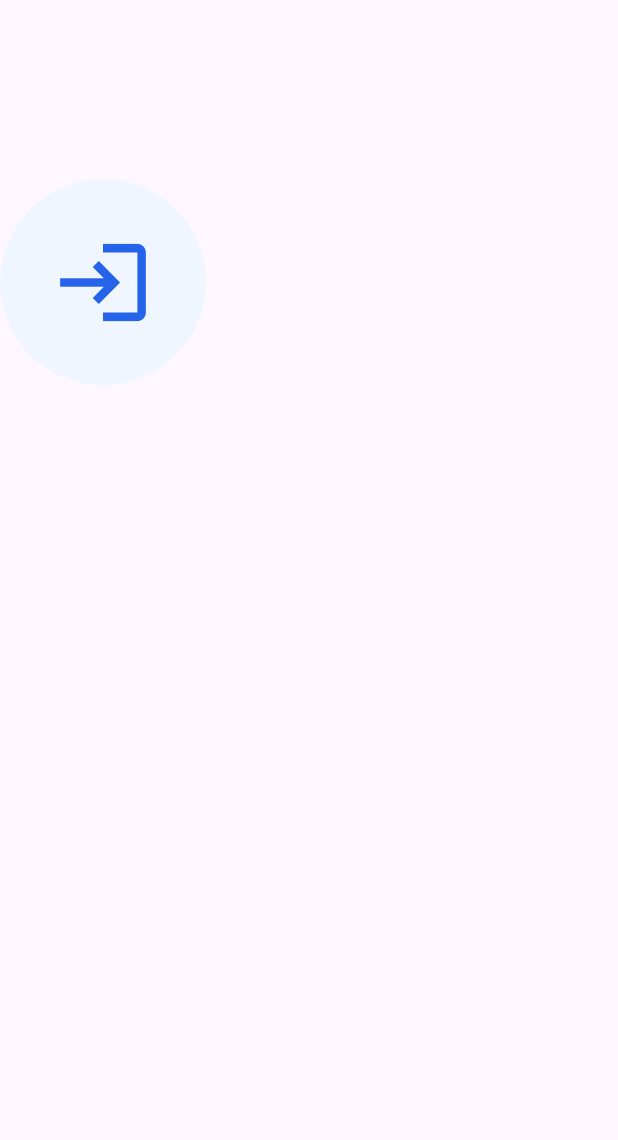
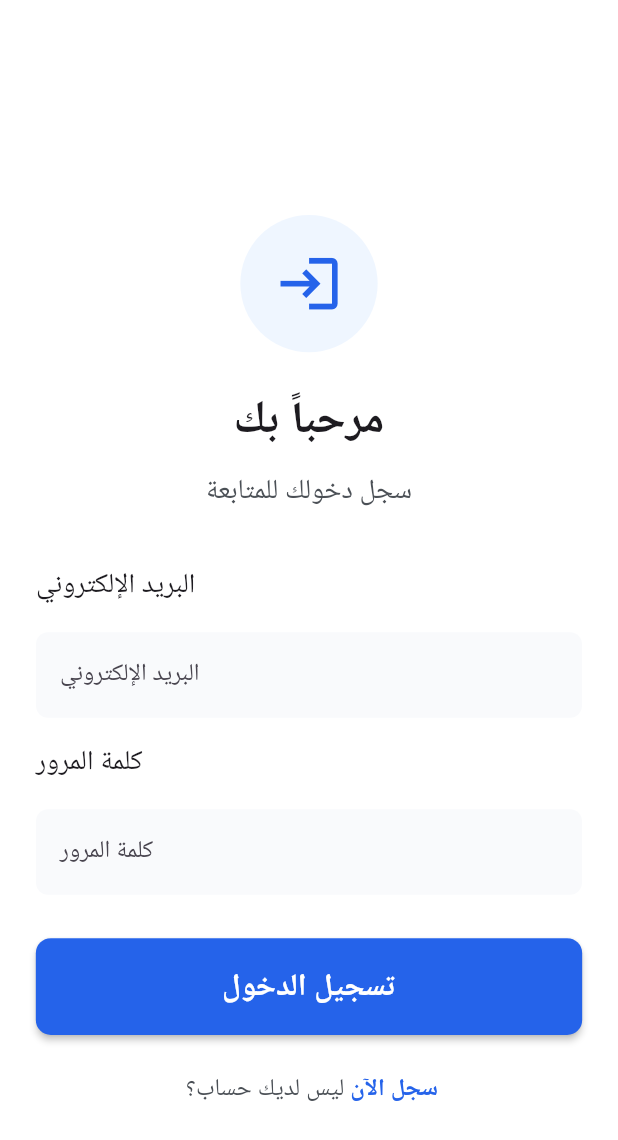
Before and after one commit to gerges46/smart_wash, a Flutter app: the screen it shows after launch, on a phone screen of 412 x 824 dp. Shown: the top 1140 px of the screen. Run offline on Flutter 3.47's test engine with Material 3 defaults, Android fonts, the phone set to English and light mode, and no system bars; our stand-ins replace dio, flutter_screenutil.

Commit message:
Enhance login view with new UI components, add custom button and text form field, and update color and string constants

```diff
--- /dev/null
+++ b/devtools_options.yaml
@@ -0,0 +1,3 @@
+description: This file stores settings for Dart & Flutter DevTools.
+documentation: https://docs.flutter.dev/tools/devtools/extensions#configure-extension-enablement-states
+extensions:
--- a/lib/core/constants/app_color.dart
+++ b/lib/core/constants/app_color.dart
@@ -1,8 +1,14 @@
 import 'dart:ui';
+
+import 'package:flutter/material.dart';
 
 class AppColor {
   static const circleAvatarIconColor = Color(0xffEFF6FF);
   static const loginButtonColor=Color(0xff2563EA);
   static const fillFiledColor=Color(0xffF9FAFC);
   static const hintTextColor=Color(0xffA3AAB2);
+  static const scaffoldBackgroundColor=Color(0xffFFFFFF);
+  static const loginHintTextColor=Color(0xffAEB7BC);
+  static const textfiledColor=Color(0xff4B5056);
+
 }
--- a/lib/core/constants/app_strings.dart
+++ b/lib/core/constants/app_strings.dart
@@ -1,3 +1,12 @@
 class AppStrings {
   static const String noRouteFound = "No Route Found";
+  static const String welcomeText="مرحباً بك";
+  static const String welcomeSubText="سجل دخولك للمتابعة";
+  static const String loginText="تسجيل الدخول";
+  static const String dontHaveAccount="ليس لديك حساب؟ ";
+  static const String loginKnow="سجل الآن ";
+  static const String filedEmailText="البريد الإلكتروني";
+  static const String filedPasswordText="كلمة المرور";
+  static const String forgotPasswordText="هل نسيت كلمة المرور؟";
+
 }
--- /dev/null
+++ b/lib/core/widgets/custom_button.dart
@@ -0,0 +1,42 @@
+
+import 'package:flutter/material.dart';
+import 'package:flutter_screenutil/flutter_screenutil.dart';
+import 'package:smart_clean/core/constants/value_manager.dart';
+
+
+
+
+class CustomButton extends StatelessWidget {
+  const CustomButton({
+    super.key,
+    required this.title,
+    required this.color,
+    this.onPressed,
+    required this.textColor, this.padding,
+  });
+  final String title;
+  final Color color;
+  final Color textColor;
+    final EdgeInsetsGeometry? padding;
+  final void Function()? onPressed;
+  @override
+  Widget build(BuildContext context) {
+    return Padding(
+      padding:padding?? EdgeInsets.symmetric(horizontal: AppPadding.p20.h),
+      child: MaterialButton(
+        shape: RoundedRectangleBorder(
+          borderRadius: BorderRadius.circular(AppSize.s10), // Rounded edges
+        ),
+        minWidth: double.infinity, // Set button width
+        height: 54.h,
+        color: color,
+        onPressed: onPressed,
+        child: Text(title, style: TextStyle(
+          color: textColor,
+          fontSize: AppSize.s18.sp,
+          fontWeight: FontWeight.bold,
+        ),),
+      ),
+    );
+  }
+}
--- /dev/null
+++ b/lib/core/widgets/custom_text_form_filed.dart
@@ -0,0 +1,104 @@
+
+import 'package:flutter/material.dart';
+import 'package:flutter_screenutil/flutter_screenutil.dart';
+import 'package:smart_clean/core/constants/app_color.dart';
+import 'package:smart_clean/core/constants/value_manager.dart';
+
+
+class CustomTextFormField extends StatelessWidget {
+  const CustomTextFormField({
+    super.key,
+    this.hint,
+    required this.controller,
+    this.onSaved,
+    this.onChanged,
+    this.isSecure,
+    this.maxLength,
+    this.prefixIcon,
+    this.suffixIcon,
+    this.validator,
+    this.radius,
+    this.isEmail = false,
+    this.verticalPadding,
+    this.keyboardType,
+    this.onTap,
+    this.readOnly = false,
+  });
+
+  final String? hint;
+  final TextEditingController controller;
+  final void Function(String?)? onSaved;
+  final void Function(String)? onChanged;
+  final bool? isSecure;
+  final int? maxLength;
+  final IconButton? prefixIcon;
+  final IconButton? suffixIcon;
+  final String? Function(String?)? validator;
+  final BorderRadius? radius;
+  final bool isEmail;
+  final double? verticalPadding;
+  final TextInputType? keyboardType;
+  final void Function()? onTap;
+  final bool readOnly;
+
+  @override
+  Widget build(BuildContext context) {
+    return Padding(
+      padding: EdgeInsets.symmetric(
+        horizontal: AppPadding.p24,
+        vertical: verticalPadding ?? AppPadding.p17,
+      ),
+      child: Directionality(
+        textDirection: TextDirection.ltr,
+        child: TextFormField(
+          onTap: onTap,
+          readOnly: readOnly,
+          keyboardType: keyboardType,
+          maxLength: maxLength,
+          obscureText: isSecure ?? false,
+          controller: controller,
+          onSaved: onSaved,
+          validator: (data) {
+            String value = controller.text.trim();
+
+            if (value.isEmpty) return "$hint لا يجب أن يكون فارغًا!";
+
+
+
+            // ✅ شرط الإيميل
+            if (isEmail && (!value.contains('@') || !value.endsWith('.com'))) {
+              return "'.com' يجب أن يحتوي البريد الإلكتروني على '@' وينتهي بـ ";
+            }
+
+            return null;
+          },
+          onChanged: onChanged,
+          maxLines: isSecure == true ? 1 : maxLength, // ✅ فقط 3 أسطر كحد أقصى
+          decoration: InputDecoration(
+            hintText: hint,
+            hintStyle: TextStyle(
+              // color: AppColor.hintTextColor,
+              fontSize: AppSize.s14.sp,
+            ),
+            prefixIcon: prefixIcon,
+            suffixIcon: suffixIcon,
+            border: OutlineInputBorder(
+              borderSide: BorderSide(color: Colors.transparent),
+              borderRadius: radius ?? BorderRadius.circular(AppSize.s8),
+            ),
+            filled: true,
+            fillColor:AppColor.fillFiledColor,
+            enabledBorder: OutlineInputBorder(
+              borderSide: BorderSide(color: Colors.transparent),
+              borderRadius: radius ?? BorderRadius.circular(AppSize.s8),
+            ),
+            focusedBorder: OutlineInputBorder(
+              borderSide: BorderSide(color: Colors.transparent),
+              borderRadius: radius ?? BorderRadius.circular(AppSize.s8),
+            ),
+          ),
+        ),
+      ),
+    );
+  }
+}
--- a/lib/features/auth/views/login_view.dart
+++ b/lib/features/auth/views/login_view.dart
@@ -1,7 +1,10 @@
 import 'package:flutter/material.dart';
 import 'package:flutter_screenutil/flutter_screenutil.dart';
 import 'package:smart_clean/core/constants/app_color.dart';
+import 'package:smart_clean/core/constants/app_strings.dart';
 import 'package:smart_clean/core/constants/value_manager.dart';
+import 'package:smart_clean/core/widgets/custom_button.dart';
+import 'package:smart_clean/core/widgets/custom_text_form_filed.dart';
 
 class LoginView extends StatelessWidget {
   const LoginView({super.key});
@@ -9,20 +12,112 @@ class LoginView extends StatelessWidget {
   @override
   Widget build(BuildContext context) {
     return Scaffold(
-      body: Column(
+      backgroundColor: AppColor.scaffoldBackgroundColor,
+      body: SingleChildScrollView(
+        child: Column(
           children: [
-          SizedBox(height: AppSize.s100.h,),
-          CircleAvatar(
-            radius: AppSize.s60.r,
+            SizedBox(height: AppSize.s120.h),
+            Center(
+              child: CircleAvatar(
+                radius: AppSize.s40.r,
                 backgroundColor: AppColor.circleAvatarIconColor,
                 child: Icon(
                   Icons.login_outlined,
-              size: AppSize.s60.r,
+                  size: AppSize.s40.r,
                   color: AppColor.loginButtonColor,
+                ),
+              ),
+            ),
+            SizedBox(height: AppSize.s20.h),
+            Text(
+              "مرحباً بك",
+              style: TextStyle(
+                fontSize: AppSize.s26.sp,
+                fontWeight: FontWeight.bold,
+              ),
+            ),
+            SizedBox(height: AppSize.s10.h),
+            Text(
+              "سجل دخولك للمتابعة",
+              style: TextStyle(
+                fontSize: AppSize.s16.sp,
+                color: AppColor.textfiledColor,
+              ),
+            ),
+            SizedBox(height: AppSize.s30.h),
+            Align(
+              alignment: Alignment.centerLeft,
+              child: Padding(
+                padding: EdgeInsets.symmetric(horizontal: AppPadding.p24),
+                child: Text(
+                  AppStrings.filedEmailText,
+                  style: TextStyle(
+                    fontSize: AppSize.s16.sp,
+                    // color: AppColor.hintTextColor,
+                  ),
+                ),
+              ),
+            ),
+            CustomTextFormField(
+              controller: TextEditingController(),
+              hint: AppStrings.filedEmailText,
+            ),
+            Align(
+              alignment: Alignment.centerLeft,
+              child: Padding(
+                padding: EdgeInsets.symmetric(horizontal: AppPadding.p24),
+                child: Text(
+                  AppStrings.filedPasswordText,
+                  style: TextStyle(
+                    fontSize: AppSize.s16.sp,
+                    // color: AppColor.hintTextColor,
+                  ),
+                ),
+              ),
+            ),
+
+            CustomTextFormField(
+              controller: TextEditingController(),
+              hint: AppStrings.filedPasswordText,
+              isSecure: true,
+            ),
+SizedBox(height: AppSize.s10.h),
+            CustomButton(
+              onPressed: () {},
+              title: AppStrings.loginText,
+              color: AppColor.loginButtonColor,
+              textColor: AppColor.scaffoldBackgroundColor,
+            ),
+            SizedBox(height: AppSize.s20.h),
+            Row(
+              mainAxisAlignment: MainAxisAlignment.center,
+              children: [
+
+                GestureDetector(
+                  onTap: () {
+                    // Navigate to the registration screen
+                  },
+                  child: Text(
+                    AppStrings.loginKnow,
+                    style: TextStyle(
+                      fontSize: AppSize.s14.sp,
+                      color: AppColor.loginButtonColor,
+                      fontWeight: FontWeight.bold,
+                    ),
+                  ),
+                ),
+                   Text(
+                  AppStrings.dontHaveAccount,
+                  style: TextStyle(
+                    fontSize: AppSize.s14.sp,
+                    color: AppColor.textfiledColor,
                   ),
                 ),
               ],
             ),
+          ],
+        ),
+      ),
     );
   }
 }
```
Also changed, not shown: 1 other file. Lines whose indentation alone changed are shown as unchanged.
